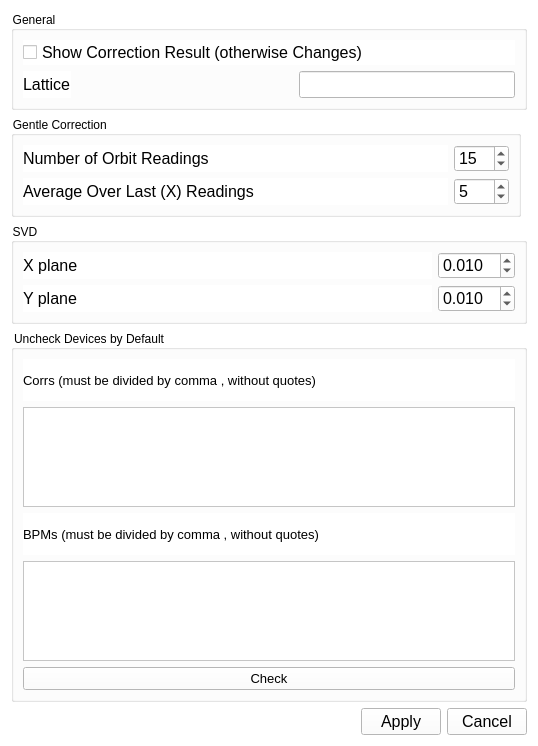
Before: the Qt Designer form gui/UISettings.ui in sergey-tomin/manul, drawn with Qt 5.
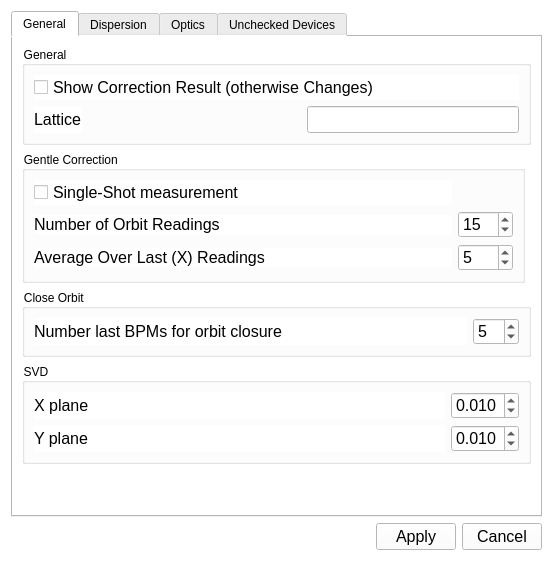
After: the same form once the commit is applied.

Commit message: Added bpm_api added filtered sase signal in adaptive feedback app added new settings params added new setup for adaptive feedback Added labels in Dispersion tool

```diff
--- a/gui/UISettings.ui
+++ b/gui/UISettings.ui
@@ -6,8 +6,8 @@
    <rect>
     <x>0</x>
     <y>0</y>
-    <width>538</width>
-    <height>746</height>
+    <width>553</width>
+    <height>561</height>
    </rect>
   </property>
   <property name="minimumSize">
@@ -26,7 +26,197 @@
    <string notr="true">background-color: white</string>
   </property>
   <layout class="QGridLayout" name="gridLayout_2">
+   <item row="0" column="0">
+    <widget class="QTabWidget" name="tabWidget">
+     <property name="currentIndex">
+      <number>0</number>
+     </property>
+     <widget class="QWidget" name="tab">
+      <attribute name="title">
+       <string>General</string>
+      </attribute>
+      <layout class="QGridLayout" name="gridLayout_11">
+       <item row="1" column="0">
+        <widget class="QGroupBox" name="groupBox_6">
+         <property name="sizePolicy">
+          <sizepolicy hsizetype="Minimum" vsizetype="Minimum">
+           <horstretch>0</horstretch>
+           <verstretch>0</verstretch>
+          </sizepolicy>
+         </property>
+         <property name="maximumSize">
+          <size>
+           <width>16777215</width>
+           <height>16777215</height>
+          </size>
+         </property>
+         <property name="title">
+          <string>Close Orbit </string>
+         </property>
+         <layout class="QGridLayout" name="gridLayout_16">
    <item row="0" column="1">
+           <layout class="QGridLayout" name="gridLayout_17">
+            <item row="0" column="0">
+             <widget class="QLabel" name="label_12">
+              <property name="sizePolicy">
+               <sizepolicy hsizetype="Expanding" vsizetype="Preferred">
+                <horstretch>0</horstretch>
+                <verstretch>0</verstretch>
+               </sizepolicy>
+              </property>
+              <property name="font">
+               <font>
+                <pointsize>12</pointsize>
+               </font>
+              </property>
+              <property name="text">
+               <string>Number last BPMs for orbit closure</string>
+              </property>
+             </widget>
+            </item>
+            <item row="0" column="1">
+             <widget class="QSpinBox" name="sb_co_nlast">
+              <property name="sizePolicy">
+               <sizepolicy hsizetype="Minimum" vsizetype="Minimum">
+                <horstretch>0</horstretch>
+                <verstretch>0</verstretch>
+               </sizepolicy>
+              </property>
+              <property name="font">
+               <font>
+                <pointsize>12</pointsize>
+               </font>
+              </property>
+              <property name="maximum">
+               <number>20</number>
+              </property>
+              <property name="singleStep">
+               <number>1</number>
+              </property>
+              <property name="value">
+               <number>5</number>
+              </property>
+             </widget>
+            </item>
+           </layout>
+          </item>
+         </layout>
+        </widget>
+       </item>
+       <item row="2" column="0">
+        <widget class="QGroupBox" name="groupBox_3">
+         <property name="sizePolicy">
+          <sizepolicy hsizetype="Minimum" vsizetype="Minimum">
+           <horstretch>0</horstretch>
+           <verstretch>0</verstretch>
+          </sizepolicy>
+         </property>
+         <property name="maximumSize">
+          <size>
+           <width>16777215</width>
+           <height>16777215</height>
+          </size>
+         </property>
+         <property name="title">
+          <string>SVD</string>
+         </property>
+         <layout class="QGridLayout" name="gridLayout_7">
+          <item row="0" column="1">
+           <layout class="QGridLayout" name="gridLayout_8">
+            <item row="1" column="0">
+             <widget class="QLabel" name="label_10">
+              <property name="sizePolicy">
+               <sizepolicy hsizetype="Expanding" vsizetype="Preferred">
+                <horstretch>0</horstretch>
+                <verstretch>0</verstretch>
+               </sizepolicy>
+              </property>
+              <property name="font">
+               <font>
+                <pointsize>12</pointsize>
+               </font>
+              </property>
+              <property name="text">
+               <string>Y plane</string>
+              </property>
+             </widget>
+            </item>
+            <item row="0" column="0">
+             <widget class="QLabel" name="label_3">
+              <property name="sizePolicy">
+               <sizepolicy hsizetype="Minimum" vsizetype="Minimum">
+                <horstretch>0</horstretch>
+                <verstretch>0</verstretch>
+               </sizepolicy>
+              </property>
+              <property name="font">
+               <font>
+                <pointsize>12</pointsize>
+               </font>
+              </property>
+              <property name="text">
+               <string>X plane</string>
+              </property>
+             </widget>
+            </item>
+            <item row="1" column="2">
+             <widget class="QDoubleSpinBox" name="sb_epsilon_y">
+              <property name="font">
+               <font>
+                <pointsize>12</pointsize>
+                <weight>50</weight>
+                <bold>false</bold>
+               </font>
+              </property>
+              <property name="locale">
+               <locale language="English" country="UnitedStates"/>
+              </property>
+              <property name="decimals">
+               <number>3</number>
+              </property>
+              <property name="maximum">
+               <double>1.000000000000000</double>
+              </property>
+              <property name="singleStep">
+               <double>0.001000000000000</double>
+              </property>
+              <property name="value">
+               <double>0.010000000000000</double>
+              </property>
+             </widget>
+            </item>
+            <item row="0" column="2">
+             <widget class="QDoubleSpinBox" name="sb_epsilon_x">
+              <property name="font">
+               <font>
+                <pointsize>12</pointsize>
+                <weight>50</weight>
+                <bold>false</bold>
+               </font>
+              </property>
+              <property name="locale">
+               <locale language="English" country="UnitedStates"/>
+              </property>
+              <property name="decimals">
+               <number>3</number>
+              </property>
+              <property name="maximum">
+               <double>1.000000000000000</double>
+              </property>
+              <property name="singleStep">
+               <double>0.001000000000000</double>
+              </property>
+              <property name="value">
+               <double>0.010000000000000</double>
+              </property>
+             </widget>
+            </item>
+           </layout>
+          </item>
+         </layout>
+        </widget>
+       </item>
+       <item row="0" column="0">
     <layout class="QGridLayout" name="gridLayout">
      <item row="3" column="0" colspan="2">
       <widget class="QGroupBox" name="groupBox">
@@ -123,54 +313,12 @@
         <string>Gentle Correction </string>
        </property>
        <layout class="QGridLayout" name="gridLayout_6">
-        <item row="0" column="1">
+            <item row="1" column="1">
          <layout class="QGridLayout" name="gridLayout_5">
-          <item row="0" column="0">
-           <widget class="QLabel" name="label_2">
-            <property name="sizePolicy">
-             <sizepolicy hsizetype="Minimum" vsizetype="Minimum">
-              <horstretch>0</horstretch>
-              <verstretch>0</verstretch>
-             </sizepolicy>
-            </property>
-            <property name="font">
-             <font>
-              <pointsize>12</pointsize>
-             </font>
-            </property>
-            <property name="text">
-             <string>Number of Orbit Readings</string>
-            </property>
-           </widget>
-          </item>
-          <item row="0" column="1">
-           <widget class="QSpinBox" name="sb_nreadings">
-            <property name="sizePolicy">
-             <sizepolicy hsizetype="Minimum" vsizetype="Minimum">
-              <horstretch>0</horstretch>
-              <verstretch>0</verstretch>
-             </sizepolicy>
-            </property>
-            <property name="font">
-             <font>
-              <pointsize>12</pointsize>
-             </font>
-            </property>
-            <property name="maximum">
-             <number>100</number>
-            </property>
-            <property name="singleStep">
-             <number>1</number>
-            </property>
-            <property name="value">
-             <number>15</number>
-            </property>
-           </widget>
-          </item>
-          <item row="1" column="0">
+              <item row="2" column="0">
            <widget class="QLabel" name="label_8">
             <property name="sizePolicy">
-             <sizepolicy hsizetype="Expanding" vsizetype="Preferred">
+                 <sizepolicy hsizetype="Expanding" vsizetype="Fixed">
               <horstretch>0</horstretch>
               <verstretch>0</verstretch>
              </sizepolicy>
@@ -186,9 +334,9 @@
            </widget>
           </item>
           <item row="1" column="1">
-           <widget class="QSpinBox" name="sb_nlast">
+               <widget class="QSpinBox" name="sb_nreadings">
             <property name="sizePolicy">
-             <sizepolicy hsizetype="Minimum" vsizetype="Minimum">
+                 <sizepolicy hsizetype="Minimum" vsizetype="Fixed">
               <horstretch>0</horstretch>
               <verstretch>0</verstretch>
              </sizepolicy>
@@ -205,98 +353,14 @@
              <number>1</number>
             </property>
             <property name="value">
-             <number>5</number>
+                 <number>15</number>
             </property>
            </widget>
           </item>
-         </layout>
-        </item>
-       </layout>
-      </widget>
-     </item>
-    </layout>
-   </item>
-   <item row="3" column="1">
-    <layout class="QHBoxLayout" name="horizontalLayout">
-     <item>
-      <spacer name="horizontalSpacer">
-       <property name="orientation">
-        <enum>Qt::Horizontal</enum>
-       </property>
-       <property name="sizeHint" stdset="0">
-        <size>
-         <width>40</width>
-         <height>20</height>
-        </size>
-       </property>
-      </spacer>
-     </item>
-     <item>
-      <widget class="QPushButton" name="pb_apply">
-       <property name="minimumSize">
-        <size>
-         <width>0</width>
-         <height>0</height>
-        </size>
-       </property>
-       <property name="font">
-        <font>
-         <pointsize>12</pointsize>
-         <weight>50</weight>
-         <bold>false</bold>
-        </font>
-       </property>
-       <property name="text">
-        <string>Apply</string>
-       </property>
-      </widget>
-     </item>
-     <item>
-      <widget class="QPushButton" name="pb_cancel">
-       <property name="minimumSize">
-        <size>
-         <width>0</width>
-         <height>0</height>
-        </size>
-       </property>
-       <property name="font">
-        <font>
-         <pointsize>12</pointsize>
-         <weight>50</weight>
-         <bold>false</bold>
-        </font>
-       </property>
-       <property name="text">
-        <string>Cancel</string>
-       </property>
-      </widget>
-     </item>
-    </layout>
-   </item>
-   <item row="1" column="1">
-    <widget class="QGroupBox" name="groupBox_3">
-     <property name="sizePolicy">
-      <sizepolicy hsizetype="Minimum" vsizetype="Minimum">
-       <horstretch>0</horstretch>
-       <verstretch>0</verstretch>
-      </sizepolicy>
-     </property>
-     <property name="maximumSize">
-      <size>
-       <width>16777215</width>
-       <height>16777215</height>
-      </size>
-     </property>
-     <property name="title">
-      <string>SVD</string>
-     </property>
-     <layout class="QGridLayout" name="gridLayout_7">
-      <item row="0" column="1">
-       <layout class="QGridLayout" name="gridLayout_8">
         <item row="1" column="0">
-         <widget class="QLabel" name="label_10">
+               <widget class="QLabel" name="label_2">
           <property name="sizePolicy">
-           <sizepolicy hsizetype="Expanding" vsizetype="Preferred">
+                 <sizepolicy hsizetype="Minimum" vsizetype="Fixed">
             <horstretch>0</horstretch>
             <verstretch>0</verstretch>
            </sizepolicy>
@@ -307,81 +371,87 @@
            </font>
           </property>
           <property name="text">
-           <string>Y plane</string>
-          </property>
-         </widget>
-        </item>
-        <item row="0" column="0">
-         <widget class="QLabel" name="label_3">
-          <property name="sizePolicy">
-           <sizepolicy hsizetype="Minimum" vsizetype="Minimum">
-            <horstretch>0</horstretch>
-            <verstretch>0</verstretch>
-           </sizepolicy>
-          </property>
-          <property name="font">
-           <font>
-            <pointsize>12</pointsize>
-           </font>
-          </property>
-          <property name="text">
-           <string>X plane</string>
-          </property>
-         </widget>
-        </item>
-        <item row="0" column="2">
-         <widget class="QDoubleSpinBox" name="sb_epsilon_x">
-          <property name="font">
-           <font>
-            <pointsize>12</pointsize>
-            <weight>50</weight>
-            <bold>false</bold>
-           </font>
-          </property>
-          <property name="locale">
-           <locale language="English" country="UnitedStates"/>
-          </property>
-          <property name="decimals">
-           <number>3</number>
-          </property>
-          <property name="value">
-           <double>0.010000000000000</double>
-          </property>
-         </widget>
-        </item>
-        <item row="1" column="2">
-         <widget class="QDoubleSpinBox" name="sb_epsilon_y">
-          <property name="font">
-           <font>
-            <pointsize>12</pointsize>
-            <weight>50</weight>
-            <bold>false</bold>
-           </font>
-          </property>
-          <property name="locale">
-           <locale language="English" country="UnitedStates"/>
-          </property>
-          <property name="decimals">
-           <number>3</number>
-          </property>
-          <property name="value">
-           <double>0.010000000000000</double>
-          </property>
-         </widget>
-        </item>
-       </layout>
-      </item>
-     </layout>
+                 <string>Number of Orbit Readings</string>
+                </property>
     </widget>
    </item>
    <item row="2" column="1">
-    <widget class="QGroupBox" name="groupBox_4">
+               <widget class="QSpinBox" name="sb_nlast">
+                <property name="sizePolicy">
+                 <sizepolicy hsizetype="Minimum" vsizetype="Fixed">
+                  <horstretch>0</horstretch>
+                  <verstretch>0</verstretch>
+                 </sizepolicy>
+                </property>
+                <property name="font">
+                 <font>
+                  <pointsize>12</pointsize>
+                 </font>
+                </property>
+                <property name="maximum">
+                 <number>100</number>
+                </property>
+                <property name="singleStep">
+                 <number>1</number>
+                </property>
+                <property name="value">
+                 <number>5</number>
+                </property>
+               </widget>
+              </item>
+              <item row="0" column="0">
+               <widget class="QCheckBox" name="cb_single_shot">
+                <property name="font">
+                 <font>
+                  <pointsize>12</pointsize>
+                 </font>
+                </property>
+                <property name="text">
+                 <string>Single-Shot measurement</string>
+                </property>
+               </widget>
+              </item>
+             </layout>
+            </item>
+           </layout>
+          </widget>
+         </item>
+        </layout>
+       </item>
+       <item row="3" column="0">
+        <spacer name="verticalSpacer_4">
+         <property name="orientation">
+          <enum>Qt::Vertical</enum>
+         </property>
+         <property name="sizeHint" stdset="0">
+          <size>
+           <width>20</width>
+           <height>40</height>
+          </size>
+         </property>
+        </spacer>
+       </item>
+      </layout>
+     </widget>
+     <widget class="QWidget" name="tab_2">
+      <attribute name="title">
+       <string>Dispersion</string>
+      </attribute>
+      <layout class="QGridLayout" name="gridLayout_14">
+       <item row="0" column="0">
+        <widget class="QGroupBox" name="groupBox_5">
      <property name="sizePolicy">
       <sizepolicy hsizetype="Minimum" vsizetype="Minimum">
        <horstretch>0</horstretch>
        <verstretch>0</verstretch>
       </sizepolicy>
      </property>
+         <property name="minimumSize">
+          <size>
+           <width>0</width>
+           <height>0</height>
+          </size>
+         </property>
      <property name="maximumSize">
       <size>
        <width>16777215</width>
@@ -389,11 +459,172 @@
       </size>
      </property>
      <property name="title">
-      <string>Uncheck Devices by Default</string>
-     </property>
+          <string>Energy Readings</string>
+         </property>
+         <layout class="QGridLayout" name="gridLayout_12">
+          <item row="2" column="0">
+           <layout class="QGridLayout" name="gridLayout_13">
+            <item row="1" column="0">
+             <widget class="QLabel" name="label_7">
+              <property name="font">
+               <font>
+                <pointsize>12</pointsize>
+               </font>
+              </property>
+              <property name="text">
+               <string>B2    </string>
+              </property>
+             </widget>
+            </item>
+            <item row="0" column="2">
+             <widget class="QLineEdit" name="le_cl_energy">
+              <property name="font">
+               <font>
+                <pointsize>12</pointsize>
+               </font>
+              </property>
+             </widget>
+            </item>
+            <item row="0" column="0">
+             <widget class="QLabel" name="label_6">
+              <property name="font">
+               <font>
+                <pointsize>12</pointsize>
+               </font>
+              </property>
+              <property name="text">
+               <string>CL,...</string>
+              </property>
+             </widget>
+            </item>
+            <item row="1" column="2">
+             <widget class="QLineEdit" name="le_b2_energy">
+              <property name="font">
+               <font>
+                <pointsize>12</pointsize>
+               </font>
+              </property>
+             </widget>
+            </item>
+            <item row="2" column="0">
+             <widget class="QLabel" name="label_9">
+              <property name="font">
+               <font>
+                <pointsize>12</pointsize>
+               </font>
+              </property>
+              <property name="text">
+               <string>B1    </string>
+              </property>
+             </widget>
+            </item>
+            <item row="2" column="2">
+             <widget class="QLineEdit" name="le_b1_energy">
+              <property name="font">
+               <font>
+                <pointsize>12</pointsize>
+               </font>
+              </property>
+             </widget>
+            </item>
+            <item row="3" column="0">
+             <widget class="QLabel" name="label_11">
+              <property name="font">
+               <font>
+                <pointsize>12</pointsize>
+               </font>
+              </property>
+              <property name="text">
+               <string>I1</string>
+              </property>
+             </widget>
+            </item>
+            <item row="3" column="2">
+             <widget class="QLineEdit" name="le_i1_energy">
+              <property name="font">
+               <font>
+                <pointsize>12</pointsize>
+               </font>
+              </property>
+             </widget>
+            </item>
+           </layout>
+          </item>
+          <item row="5" column="0">
+           <spacer name="verticalSpacer">
+            <property name="orientation">
+             <enum>Qt::Vertical</enum>
+            </property>
+            <property name="sizeHint" stdset="0">
+             <size>
+              <width>20</width>
+              <height>40</height>
+             </size>
+            </property>
+           </spacer>
+          </item>
+         </layout>
+        </widget>
+       </item>
+      </layout>
+     </widget>
+     <widget class="QWidget" name="tab_3">
+      <attribute name="title">
+       <string>Optics</string>
+      </attribute>
+      <layout class="QGridLayout" name="gridLayout_15">
+       <item row="0" column="0">
+        <widget class="QCheckBox" name="cb_couplerkick">
+         <property name="font">
+          <font>
+           <pointsize>12</pointsize>
+          </font>
+         </property>
+         <property name="text">
+          <string>CouplerKick</string>
+         </property>
+        </widget>
+       </item>
+       <item row="1" column="0">
+        <spacer name="verticalSpacer_2">
+         <property name="orientation">
+          <enum>Qt::Vertical</enum>
+         </property>
+         <property name="sizeHint" stdset="0">
+          <size>
+           <width>20</width>
+           <height>40</height>
+          </size>
+         </property>
+        </spacer>
+       </item>
+      </layout>
+     </widget>
+     <widget class="QWidget" name="tab_4">
+      <attribute name="title">
+       <string>Unchecked Devices</string>
+      </attribute>
      <layout class="QGridLayout" name="gridLayout_9">
+       <item row="0" column="0">
+        <widget class="QGroupBox" name="groupBox_7">
+         <property name="sizePolicy">
+          <sizepolicy hsizetype="Minimum" vsizetype="Minimum">
+           <horstretch>0</horstretch>
+           <verstretch>0</verstretch>
+          </sizepolicy>
+         </property>
+         <property name="maximumSize">
+          <size>
+           <width>16777215</width>
+           <height>16777215</height>
+          </size>
+         </property>
+         <property name="title">
+          <string>Uncheck Devices by Default</string>
+         </property>
+         <layout class="QGridLayout" name="gridLayout_18">
       <item row="0" column="1">
-       <layout class="QGridLayout" name="gridLayout_10">
+           <layout class="QGridLayout" name="gridLayout_19">
         <item row="3" column="0">
          <widget class="QTextEdit" name="te_bpms">
           <property name="maximumSize">
@@ -427,26 +658,26 @@
          </widget>
         </item>
         <item row="2" column="0">
-         <widget class="QLabel" name="label">
+             <widget class="QLabel" name="label_13">
           <property name="font">
            <font>
             <pointsize>10</pointsize>
            </font>
           </property>
           <property name="text">
-           <string>BPMs (must be divided by comma , without quotes)</string>
+               <string>BPMs (must be divided by comma &quot;,&quot; without quotes)</string>
           </property>
          </widget>
         </item>
         <item row="0" column="0">
-         <widget class="QLabel" name="label_5">
+             <widget class="QLabel" name="label_14">
           <property name="font">
            <font>
             <pointsize>10</pointsize>
            </font>
           </property>
           <property name="text">
-           <string>Corrs (must be divided by comma , without quotes)</string>
+               <string>Corrs (must be divided by comma &quot;,&quot; without quotes)</string>
           </property>
          </widget>
         </item>
@@ -454,6 +685,80 @@
       </item>
      </layout>
     </widget>
+       </item>
+       <item row="1" column="0">
+        <spacer name="verticalSpacer_3">
+         <property name="orientation">
+          <enum>Qt::Vertical</enum>
+         </property>
+         <property name="sizeHint" stdset="0">
+          <size>
+           <width>20</width>
+           <height>40</height>
+          </size>
+         </property>
+        </spacer>
+       </item>
+      </layout>
+     </widget>
+    </widget>
+   </item>
+   <item row="1" column="0">
+    <layout class="QHBoxLayout" name="horizontalLayout">
+     <item>
+      <spacer name="horizontalSpacer">
+       <property name="orientation">
+        <enum>Qt::Horizontal</enum>
+       </property>
+       <property name="sizeHint" stdset="0">
+        <size>
+         <width>40</width>
+         <height>20</height>
+        </size>
+       </property>
+      </spacer>
+     </item>
+     <item>
+      <widget class="QPushButton" name="pb_apply">
+       <property name="minimumSize">
+        <size>
+         <width>0</width>
+         <height>0</height>
+        </size>
+       </property>
+       <property name="font">
+        <font>
+         <pointsize>12</pointsize>
+         <weight>50</weight>
+         <bold>false</bold>
+        </font>
+       </property>
+       <property name="text">
+        <string>Apply</string>
+       </property>
+      </widget>
+     </item>
+     <item>
+      <widget class="QPushButton" name="pb_cancel">
+       <property name="minimumSize">
+        <size>
+         <width>0</width>
+         <height>0</height>
+        </size>
+       </property>
+       <property name="font">
+        <font>
+         <pointsize>12</pointsize>
+         <weight>50</weight>
+         <bold>false</bold>
+        </font>
+       </property>
+       <property name="text">
+        <string>Cancel</string>
+       </property>
+      </widget>
+     </item>
+    </layout>
    </item>
   </layout>
  </widget>
```
Lines whose indentation alone changed are shown as unchanged. The commit also changes 11 other files.
